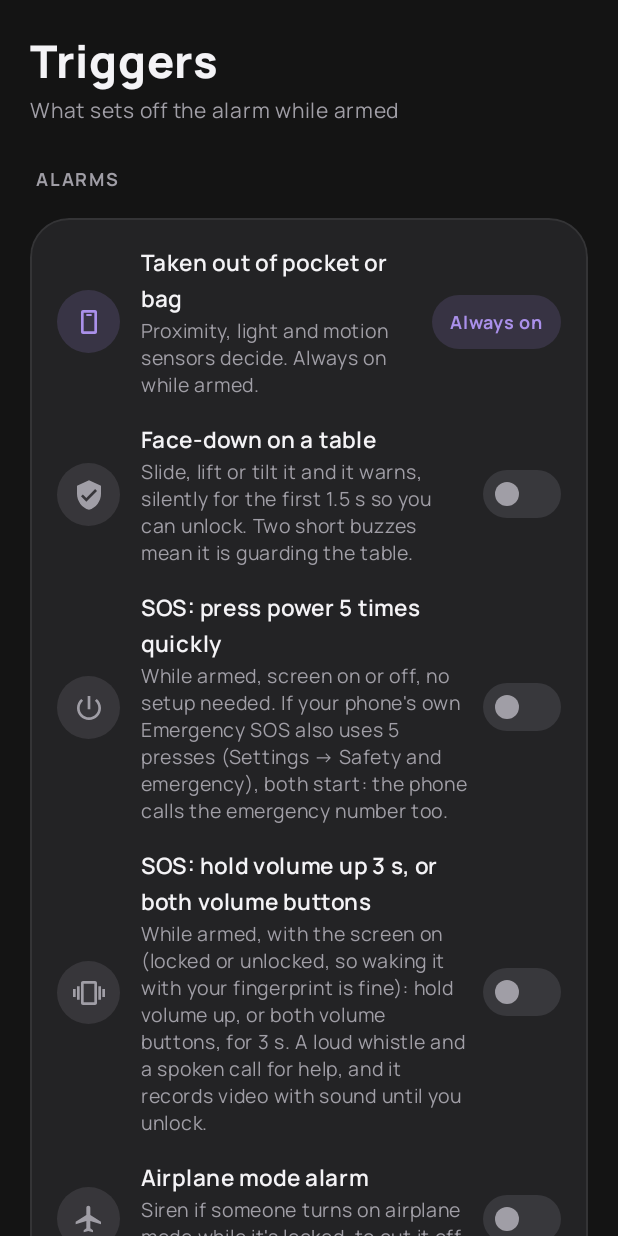
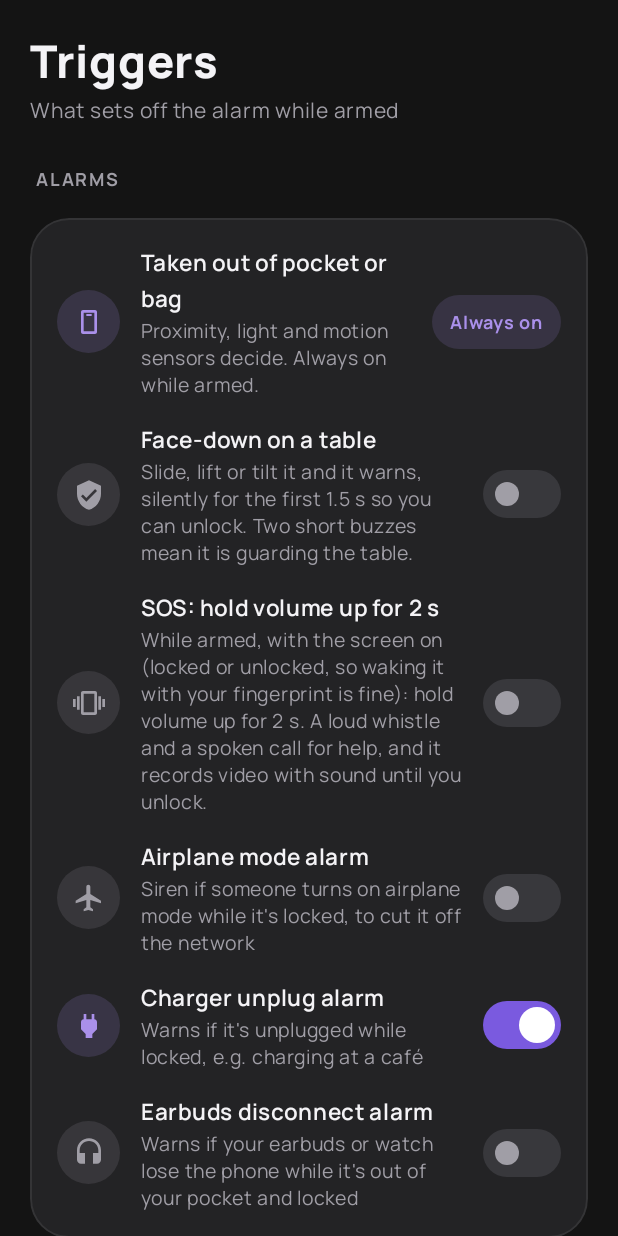
Before and after one commit to taiyebnirjhar/Pocket-guard, an Android app built with Jetpack Compose: the composable TriggersScreen called with empty values, after a tap on "Airplane mode alarm", on a phone screen of 412 x 824 dp. Run offline under Robolectric (Android 15) with nearby library versions, the phone set to English and light mode, and no system bars; 3 other taps on this screen came first.

Commit message:
SOS: one button, volume up held 2 s
Power presses collide with the phone's own gestures (camera on two
presses, Emergency SOS on five), and a two-button squeeze is hard in a
hurry. One gesture now: volume up held 2 s with the screen on, locked or
unlocked; a tap or short volume change doesn't count, and volume down as
well cancels it. Power presses, the two-key hold and the accessibility
shortcut warning are gone; tests and e2e follow.

Co-Authored-By: Claude Opus 5.5 <noreply@anthropic.com>
Claude-Session: https://claude.ai/code/session_01HFPEiX9pn7YGYvqjXzcg9B

```diff
--- a/app/src/main/java/com/taiyeb/pocketguard/Prefs.kt
+++ b/app/src/main/java/com/taiyeb/pocketguard/Prefs.kt
@@ -124,10 +124,6 @@ object Prefs {
 
     /** SOS: both volume keys held 3 s sounds a call for help and records, while armed and locked. */
     fun sosButtons(context: Context) = SOS_AVAILABLE && get(context, "sos_buttons", true)
-
-    /** Power pressed about five times quickly calls for help (no setup; works with the screen off). */
-    fun sosPowerPresses(context: Context) = SOS_AVAILABLE && get(context, "sos_power_presses", true)
-    fun setSosPowerPresses(context: Context, value: Boolean) = put(context, "sos_power_presses", value)
     fun setSosButtons(context: Context, value: Boolean) = put(context, "sos_buttons", value)
 
     /** Guard a phone lying face-down on a table, not only one in a pocket. */
--- a/app/src/main/java/com/taiyeb/pocketguard/SosAccessibilityService.kt
+++ b/app/src/main/java/com/taiyeb/pocketguard/SosAccessibilityService.kt
@@ -7,8 +7,8 @@ import android.os.Handler
 import android.os.Looper
 
 /**
- * Sees the volume keys themselves, which no ordinary app can: both held together for
- * [SosHold.BOTH_MS], or volume up held for [SosHold.UP_MS], is the SOS call. It only watches:
+ * Sees the volume keys themselves, which no ordinary app can: volume up held for
+ * [SosHold.HOLD_MS] is the SOS call. It only watches:
  * every key still does what it always does. It is opt-in, after the disclosure; without it
  * there is no SOS hold.
  */
@@ -60,7 +60,7 @@ class SosAccessibilityService : AccessibilityService() {
     }
 }
 
-/** What the SOS setup card shows: is the key watcher on, and does the system shortcut clash. */
+/** What the SOS setup card shows: is the key watcher on, and where to turn it on. */
 object SosSetup {
     fun keysEnabled(context: android.content.Context): Boolean {
         val enabled = android.provider.Settings.Secure.getString(
@@ -68,14 +68,6 @@ object SosSetup {
         ) ?: return false
         val ours = android.content.ComponentName(context, SosAccessibilityService::class.java)
         return enabled.split(':').any { android.content.ComponentName.unflattenFromString(it) == ours }
-    }
-
-    /** A target is assigned to Android's volume-keys accessibility shortcut (hold + and −). */
-    fun systemShortcutSet(context: android.content.Context): Boolean {
-        val target = runCatching {
-            android.provider.Settings.Secure.getString(context.contentResolver, "accessibility_shortcut_target_service")
-        }.getOrNull()
-        return !target.isNullOrBlank()
     }
 
     /** Our own switch in Accessibility where the phone can open it directly, else the whole list. */
--- a/app/src/main/java/com/taiyeb/pocketguard/TriggersScreen.kt
+++ b/app/src/main/java/com/taiyeb/pocketguard/TriggersScreen.kt
@@ -38,7 +38,6 @@ fun TriggersScreen(refreshKey: Int) {
     var photos by remember { mutableStateOf(Prefs.intruderPhotos(context)) }
     var tableGuard by remember { mutableStateOf(Prefs.tableGuard(context)) }
     var sosButtons by remember { mutableStateOf(Prefs.sosButtons(context)) }
-    var sosPower by remember { mutableStateOf(Prefs.sosPowerPresses(context)) }
     var camera by remember(refreshKey) {
         mutableStateOf(context.checkSelfPermission(Manifest.permission.CAMERA) == PackageManager.PERMISSION_GRANTED)
     }
@@ -55,7 +54,6 @@ fun TriggersScreen(refreshKey: Int) {
     }
     val sosKeys = remember(refreshKey) { SosSetup.keysEnabled(context) }
     val setUpKeys = rememberSosKeysSetup(refreshKey)
-    val shortcutClash = remember(refreshKey) { SosSetup.systemShortcutSet(context) }
     val askRecord = rememberDisclosedPermission(
         R.string.disclose_sos_record, arrayOf(Manifest.permission.CAMERA, Manifest.permission.RECORD_AUDIO),
     ) {
@@ -81,10 +79,6 @@ fun TriggersScreen(refreshKey: Int) {
                 Prefs.setTableGuard(context, it)
             }
             if (Prefs.SOS_AVAILABLE) {
-                ToggleRow(R.drawable.ic_power, stringResource(R.string.triggers_sos_power), stringResource(R.string.triggers_sos_power_sub), sosPower) {
-                    sosPower = it
-                    Prefs.setSosPowerPresses(context, it)
-                }
                 ToggleRow(R.drawable.ic_vibration, stringResource(R.string.triggers_sos), stringResource(R.string.triggers_sos_sub), sosButtons) {
                     sosButtons = it
                     Prefs.setSosButtons(context, it)
@@ -94,7 +88,6 @@ fun TriggersScreen(refreshKey: Int) {
                 if (sosButtons) {
                     if (!camera || !microphone) PermissionWarning(stringResource(R.string.permission_sos_record)) { askRecord() }
                     if (!sosKeys) PermissionWarning(stringResource(R.string.sos_keys_off), stringResource(R.string.action_turn_on)) { setUpKeys() }
-                    if (shortcutClash) PermissionWarning(stringResource(R.string.sos_shortcut_clash), stringResource(R.string.action_open_settings)) { SosSetup.openSettings(context) }
                     Text(stringResource(R.string.sos_other_ways), color = Muted, fontSize = 12.sp)
                     Text(stringResource(R.string.sos_legal), color = Muted, fontSize = 12.sp)
                 }
--- a/app/src/main/res/values/strings.xml
+++ b/app/src/main/res/values/strings.xml
@@ -207,7 +207,7 @@
     <string name="ready_dnd">Siren through Do Not Disturb</string>
     <string name="ready_dnd_why">Lets the siren sound even in total silence mode.</string>
     <string name="ready_sos_keys">SOS buttons</string>
-    <string name="ready_sos_keys_why">Call for help without opening the app: hold volume up for 3 s.</string>
+    <string name="ready_sos_keys_why">Call for help without opening the app: hold volume up for 2 s.</string>
     <string name="ready_sos_record">Camera and microphone for SOS</string>
     <string name="ready_sos_record_why">Records video with sound while SOS runs.</string>
     <string name="ready_contacts">Who to alert</string>
@@ -220,25 +220,22 @@
     <string name="sos_speech">Help! Stop it! Help!</string>
     <string name="alarm_help">I NEED HELP</string>
     <string name="alarm_help_sub">This person called for help. Please stay with them, or call the local emergency number.</string>
-    <string name="triggers_sos_power">SOS: press power 5 times quickly</string>
-    <string name="triggers_sos_power_sub">While armed, screen on or off, no setup needed. If your phone\'s own Emergency SOS also uses 5 presses (Settings → Safety and emergency), both start: the phone calls the emergency number too.</string>
-    <string name="triggers_sos">SOS: hold volume up 3 s, or both volume buttons</string>
-    <string name="triggers_sos_sub">While armed, with the screen on (locked or unlocked, so waking it with your fingerprint is fine): hold volume up, or both volume buttons, for 3 s. A loud whistle and a spoken call for help, and it records video with sound until you unlock.</string>
-    <string name="test_10">SOS: while armed, press power quickly 5 times (screen on or off), or wake the screen and hold volume up for 3 s: a buzz, a whistle and a spoken call for help, and recording starts. Unlock to stop; the video is in History.</string>
+    <string name="triggers_sos">SOS: hold volume up for 2 s</string>
+    <string name="triggers_sos_sub">While armed, with the screen on (locked or unlocked, so waking it with your fingerprint is fine): hold volume up for 2 s. A loud whistle and a spoken call for help, and it records video with sound until you unlock.</string>
+    <string name="test_10">SOS: while armed, wake the screen (a fingerprint unlock is fine) and hold volume up for 2 s: a buzz, a whistle and a spoken call for help, and recording starts. Unlock to stop; the video is in History.</string>
     <string name="trigger_table">Picked up from the table</string>
     <string name="history_put_back">cancelled: put back down</string>
     <string name="triggers_table">Face-down on a table</string>
     <string name="triggers_table_sub">Slide, lift or tilt it and it warns, silently for the first 1.5 s so you can unlock. Two short buzzes mean it is guarding the table.</string>
     <string name="test_9">On a table: lock it and lay it down (face-up or face-down). Two short buzzes: guarded (face-up about 1 s, face-down about 4 s). Slide, lift or tilt it: beeps after 1.5 s. Lift it and put it back down still: they stop.</string>
     <string name="sos_accessibility_label">Pocket Guard SOS buttons</string>
-    <string name="sos_accessibility_description">Lets Pocket Guard see volume up, or both volume buttons, held for 3 seconds, to sound the SOS alarm. It only watches the volume buttons: it reads nothing on screen and every button works as usual.</string>
+    <string name="sos_accessibility_description">Lets Pocket Guard see volume up held for 2 seconds, to sound the SOS alarm. It only watches the volume buttons: it reads nothing on screen and every button works as usual.</string>
     <string name="sos_keys_off">To use the SOS buttons, turn on \"Pocket Guard SOS buttons\" in Accessibility.</string>
     <string name="sos_guide_title">Turn on the SOS buttons</string>
     <string name="sos_guide_intro">Android protects this setting for apps installed outside the Play Store, so it takes three steps. Each button takes you to the right screen; come back here after each.</string>
     <string name="sos_guide_1">Tap the switch for Pocket Guard SOS buttons. Android says it is restricted: tap Close.</string>
     <string name="sos_guide_2">In App info, tap ⋮ (top right), then Allow restricted settings, and confirm.</string>
     <string name="sos_guide_3">Turn on Pocket Guard SOS buttons.</string>
-    <string name="sos_shortcut_clash">Your phone\'s accessibility shortcut also uses volume + and − held. Turn the shortcut off, or SOS will open it too.</string>
     <string name="permission_sos_record">Recording needs the Camera and Microphone permissions.</string>
     <string name="sos_legal">Recording people without their consent is against the law in some places.</string>
     <string name="sos_recordings">Recordings</string>
@@ -246,7 +243,7 @@
     <string name="history_share">Share</string>
     <string name="history_play">Play recording %1$d</string>
     <string name="sos_keys_disclosure_title">SOS buttons use Accessibility</string>
-    <string name="sos_keys_disclosure">Pocket Guard uses the Accessibility service to detect volume up, or volume + and − together, held for 3 seconds, to start the SOS alarm and recording, even on the lock screen and when the app is closed. It only watches the volume buttons: it does not read your screen, collect what you type, or change any settings, and the buttons keep working as usual. Nothing it sees leaves your phone. You can turn it off any time in Accessibility settings.</string>
+    <string name="sos_keys_disclosure">Pocket Guard uses the Accessibility service to detect volume up held for 2 seconds, to start the SOS alarm and recording, even on the lock screen and when the app is closed. It only watches the volume buttons: it does not read your screen, collect what you type, or change any settings, and the buttons keep working as usual. Nothing it sees leaves your phone. You can turn it off any time in Accessibility settings.</string>
     <string name="sos_keys_agree">I agree, open settings</string>
     <string name="action_sos">SOS</string>
     <string name="tile_sos_ready">Tap to call for help</string>
@@ -258,7 +255,7 @@
     <string name="disclose_sos_record">Pocket Guard uses the camera and microphone to record video with sound when you start SOS, until you unlock, even when the phone is locked. The recordings are saved on your phone, in History. When your SOS alert with the live location link is on, the video is also uploaded so the people you approved can watch it from that link; otherwise you choose if and with whom to share it.</string>
     <string name="disclose_bluetooth">Pocket Guard uses the names of your paired Bluetooth devices so you can pick which earbuds or watch count, to warn you when they lose the phone and to offer arming when they connect. This stays on your phone.</string>
     <string name="disclose_activity">Pocket Guard uses physical activity (being on a bus or train) to remind you to arm the guard, even when the app is closed. Nothing is stored or shared.</string>
-    <string name="sos_other_ways">Also from the lock screen: the SOS button on the Pocket Guard notification, or the SOS tile in Quick Settings. Power pressed 5 times works with the screen off too.</string>
+    <string name="sos_other_ways">Also from the lock screen: the SOS button on the Pocket Guard notification, or the SOS tile in Quick Settings.</string>
     <string name="settings_privacy">Privacy policy</string>
     <string name="contacts_section">Emergency contacts</string>
     <string name="contacts_title">Alerts on SOS</string>
```
Also changed, not shown: app/src/main/java/com/taiyeb/pocketguard/GuardService.kt (+1 -13 lines), app/src/main/java/com/taiyeb/pocketguard/PowerPresses.kt (deleted, +0 -28 lines), app/src/main/java/com/taiyeb/pocketguard/SosHold.kt (+12 -20 lines), 5 other files.
